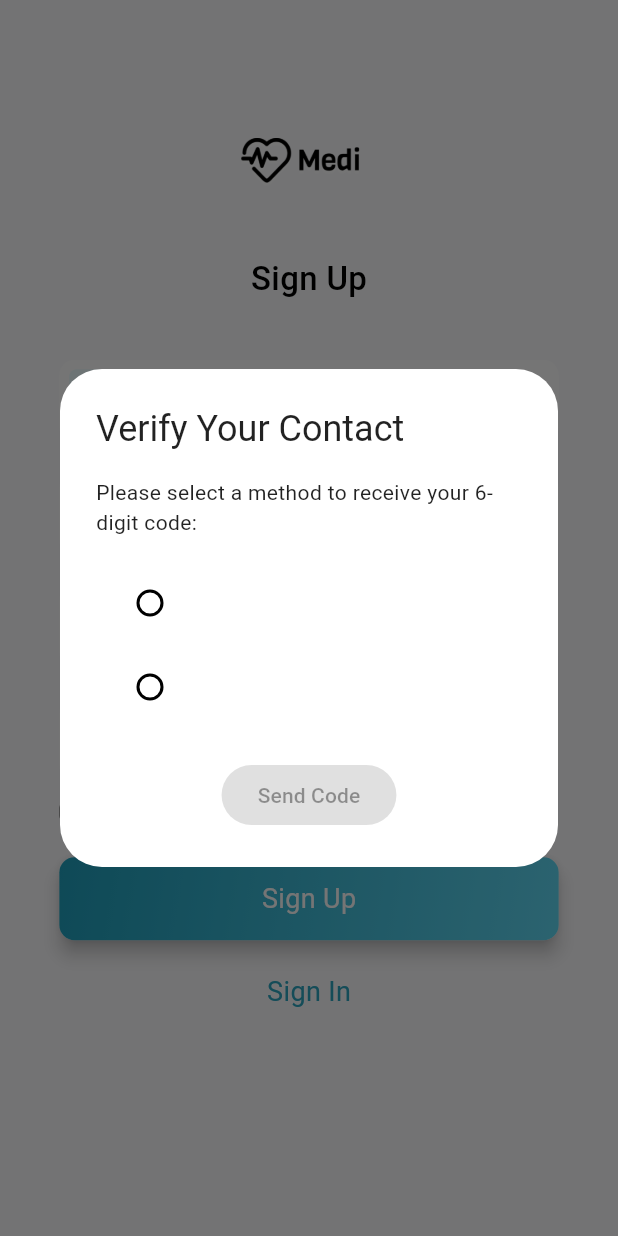
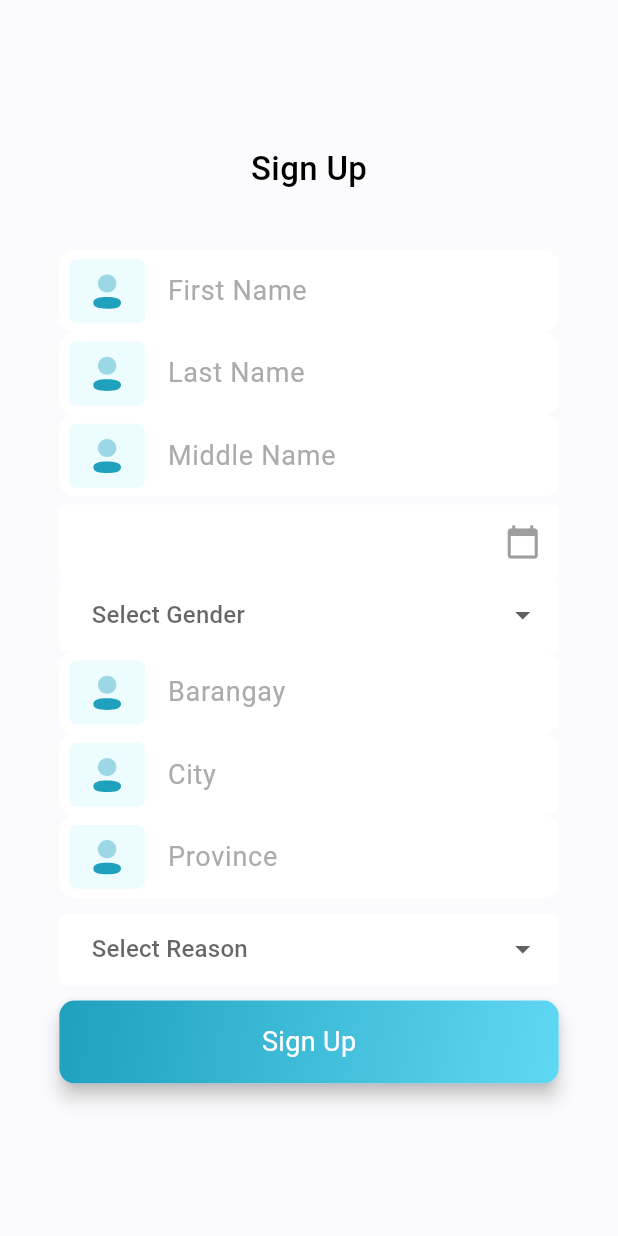
Before and after one commit to wipycmds/medix-main, a Flutter app: the SignUp screen opened directly, after a tap on "Sign Up", on a phone screen of 412 x 824 dp. Run offline on Flutter 3.47's test engine with Material 3 defaults, Android fonts, the phone set to English and light mode, and no system bars; our stand-ins replace animated_theme_switcher, calendar_date_picker2, flutter_screenutil, flutter_svg, get_it, percent_indicator and 4 more; missing offline and left inert: staggered_grid_view_flutter; accounts and stored records are empty; Roboto replaces fonts that are missing (TT Commons); project files that could hold a hidden picture were left out.

Commit message:
mobile no verification

```diff
--- a/lib/Data/Core/api_constants.dart
+++ b/lib/Data/Core/api_constants.dart
@@ -1,3 +1,5 @@
 class ApiConstants {
-  static const String baseUrl = 'https://envivotest.midheim.xyz/api/';
+  // static const String baseUrl = 'https://envivotest.midheim.xyz/api/';
+  static const String baseUrl = 'localhost/api/';
+
 }
--- a/lib/Presentation/Screens/Auth/Sign_up/sign_up.dart
+++ b/lib/Presentation/Screens/Auth/Sign_up/sign_up.dart
@@ -2,15 +2,15 @@
 import 'package:flutter/material.dart';
 import 'package:http/http.dart' as http;
 import 'package:medix/Data/Core/api_client.dart';
-import 'package:medix/Presentation/Screens/Auth/Otp/otp_verification.dart';
 import 'package:medix/Presentation/Screens/Auth/Otp/signup_otp_verification.dart';
-import 'package:medix/Presentation/Widgets/check_box.dart';
 import 'package:medix/Utils/utils.dart';
 import 'package:medix/Presentation/Widgets/widgets.dart';
 import 'package:flutter_screenutil/flutter_screenutil.dart';
+import 'package:calendar_date_picker2/calendar_date_picker2.dart';
 
 class SignUp extends StatefulWidget {
-  const SignUp({Key? key}) : super(key: key);
+  final String? mobile;
+  const SignUp({Key? key, this.mobile}) : super(key: key);
 
   @override
   State<SignUp> createState() => _SignUpState();
@@ -19,11 +19,20 @@ class SignUp extends StatefulWidget {
 class _SignUpState extends State<SignUp> {
   bool agreement = false;
 
-  final TextEditingController emailController = TextEditingController();
-  final TextEditingController passwordController = TextEditingController();
-  final TextEditingController confirmPasswordController = TextEditingController();
-  final TextEditingController mobileController = TextEditingController();
-  final TextEditingController fullnameController = TextEditingController();
+  final TextEditingController fnameController = TextEditingController();
+  final TextEditingController lnameController = TextEditingController();
+  final TextEditingController mnameController = TextEditingController();
+  final TextEditingController dobController = TextEditingController();
+  final TextEditingController barangayController = TextEditingController();
+  final TextEditingController cityController = TextEditingController();
+  final TextEditingController provinceController = TextEditingController();
+  final TextEditingController signupReasonController = TextEditingController();
+  final TextEditingController signupOtherReasonController = TextEditingController();
+
+
+  String? selectedGender;
+  String? selectedSignupReason;
+  DateTime? selectedDate;
 
   @override
   Widget build(BuildContext context) {
@@ -37,8 +46,8 @@ class _SignUpState extends State<SignUp> {
           child: Column(
             children: [
               SizedBox(width: size.width),
-              SizedBox(height: 71.h),
-              const AppLogo(),
+              SizedBox(height: 70.h),
+              // const AppLogo(),
               SizedBox(height: 24.86.h),
               Text(
                 'Sign Up',
@@ -49,99 +58,201 @@ class _SignUpState extends State<SignUp> {
               ),
               SizedBox(height: 36.h),
               MyTextField(
-                hint: 'Full Name',
+                hint: 'First Name',
                 obscureText: false,
-                controller: fullnameController,
+                controller: fnameController,
                 prefix: const AuthIconWrapper(
                   icon: 'assets/Icons/user.svg',
                 ),
               ),
-              SizedBox(height: 20.h),
+              // SizedBox(height: 10.h),
               MyTextField(
-                hint: 'Mobile Number',
+                hint: 'Last Name',
                 obscureText: false,
-                controller: mobileController,
-                prefix: AuthIconWrapper(
-                  icon: 'assets/Icons/call.svg',
+                controller: lnameController,
+                prefix: const AuthIconWrapper(
+                  icon: 'assets/Icons/user.svg',
                 ),
               ),
-              SizedBox(height: 20.h),
+              // SizedBox(height: 10.h),
+
               MyTextField(
-                hint: 'Email Address',
-                controller: emailController,
+                hint: 'Middle Name',
+                controller: mnameController,
                 obscureText: false,
-                prefix: AuthIconWrapper(
-                  icon: 'assets/Icons/email.svg',
-                  color: isLight
-                      ? const Color(0xffCAF6FF).withOpacity(.35)
-                      : const Color(0xffCAF6FF).withOpacity(.05),
+                 prefix: const AuthIconWrapper(
+                  icon: 'assets/Icons/user.svg',
                 ),
               ),
-              SizedBox(height: 20.h),
-              PasswordField(controller: passwordController),
-              SizedBox(height: 11.h),
-              Row(
-                children: [
-                  MyCheckBox(
-                    onChange: (bool value) {
+
+              SizedBox(height: 5.h),
+              TextFormField(
+  controller: dobController,
+  readOnly: true,
+  decoration: InputDecoration(
+    hintText: 'Select Date of Birth',
+    suffixIcon: Icon(Icons.calendar_today, color: Colors.grey),
+    contentPadding: EdgeInsets.symmetric(vertical: 12, horizontal: 16),
+    border: OutlineInputBorder(borderRadius: BorderRadius.circular(8)),
+  ),
+  onTap: () async {
+    FocusScope.of(context).unfocus(); // Dismiss keyboard
+    final DateTime? picked = await showDatePicker(
+      context: context,
+      initialDate: DateTime(2000),
+      firstDate: DateTime(1900),
+      lastDate: DateTime.now(),
+      initialDatePickerMode: DatePickerMode.year,
+    );
+    if (picked != null) {
       setState(() {
-                        agreement = value;
+        selectedDate = picked;
+        dobController.text = '${picked.year}-${picked.month.toString().padLeft(2, '0')}-${picked.day.toString().padLeft(2, '0')}';
+      });
+    }
+  },
+),
+
+
+              DropdownButtonFormField<String>(
+                value: selectedGender,
+                hint: Text('Select Gender'),
+                items: ['Male', 'Female', 'Other']
+                    .map((e) => DropdownMenuItem(value: e, child: Text(e)))
+                    .toList(),
+                onChanged: (value) {
+                  setState(() {
+                    selectedGender = value;
                   });
                 },
               ),
-                  SizedBox(width: 8.w),
-                  GestureDetector(
-                      onTap: () {},
-                      child: Text.rich(TextSpan(children: [
-                        TextSpan(
-                            text: 'I accept all the ',
-                            style: FontStyleUtilities.t4(
-                              fontColor: isLight
-                                  ? Colors.black
-                                  : Colors.white.withOpacity(0.7),
-                            )),
-                        TextSpan(
-                            text: 'Terms & Conditions',
-                            style: FontStyleUtilities.t4(
-                              fontWeight: FWT.medium,
-                              fontColor: isLight ? Colors.black : Colors.white,
-                            ))
-                      ]))),
-                ],
+               MyTextField(
+                hint: 'Barangay',
+                controller: barangayController,
+                obscureText: false,
+                 prefix: const AuthIconWrapper(
+                  icon: 'assets/Icons/user.svg',
                 ),
-              SizedBox(height: 20.h),
+              ),
+              MyTextField(
+                hint: 'City',
+                controller: cityController,
+                obscureText: false,
+                 prefix: const AuthIconWrapper(
+                  icon: 'assets/Icons/user.svg',
+                ),
+              ),
+              MyTextField(
+                hint: 'Province',
+                controller: provinceController,
+                obscureText: false,
+                 prefix: const AuthIconWrapper(
+                  icon: 'assets/Icons/user.svg',
+                ),
+              ),
+              SizedBox(height: 10.h),
+              DropdownButtonFormField<String>(
+                value: selectedSignupReason,
+                hint: Text('Select Reason'),
+                items: ['New Patient', 'Routine check-up', 'Other']
+                    .map((e) => DropdownMenuItem(value: e, child: Text(e)))
+                    .toList(),
+                onChanged: (value) {
+                  setState(() {
+                    selectedSignupReason = value;
+                  });
+                },
+              ),
+              if (selectedSignupReason == 'Other')
+                MyTextField(
+                  hint: 'Other Reason',
+                  controller: signupOtherReasonController,
+                  obscureText: false,
+                  maxLines: 3,
+                ),
+
+
+
+              // Row(
+              //   children: [
+              //     MyCheckBox(
+              //       onChange: (bool value) {
+              //         setState(() {
+              //           agreement = value;
+              //         });
+              //       },
+              //     ),
+              //     SizedBox(width: 8.w),
+              //     GestureDetector(
+              //         onTap: () {},
+              //         child: Text.rich(TextSpan(children: [
+              //           TextSpan(
+              //               text: 'I accept all the ',
+              //               style: FontStyleUtilities.t4(
+              //                 fontColor: isLight
+              //                     ? Colors.black
+              //                     : Colors.white.withOpacity(0.7),
+              //               )),
+              //           TextSpan(
+              //               text: 'Terms & Conditions',
+              //               style: FontStyleUtilities.t4(
+              //                 fontWeight: FWT.medium,
+              //                 fontColor: isLight ? Colors.black : Colors.white,
+              //               ))
+              //         ]))),
+              //   ],
+              // ),
+              SizedBox(height: 10.h),
               Button(
                   tittle: 'Sign Up',
                   onTap: () {
-                    showVerificationDialog(
-  context: context,
-  email: emailController.text.trim(),
-  mobile: mobileController.text.trim(),
-);
+                    String fname = fnameController.text;
+                    String lname = lnameController.text;
+                    String mname = mnameController.text;
+                    String brgy = barangayController.text;
+                    String city = cityController.text;
+                    String province = provinceController.text;
+                    String gender = selectedGender!;
+                    String mobile = widget.mobile!;
+                    String dob = dobController.text;
+                    String reason = selectedSignupReason!;
+                    // String otherReason = signupOtherReasonController.text;
 
-                    // NavigationUtil.to(context, const OtpVerification());
-                    // String email = emailController.text.trim();
-                    // String password = passwordController.text;
-                    // String mobile = mobileController.text;
-                    // String fullname = fullnameController.text;
+                    var data = {
+                      'fname': fname,
+                      'lname': lname,
+                      'mname': mname,
+                      'brgy': brgy,
+                      'city': city,
+                      'province': province,
+                      'gender': gender,
+                      'mobile_no': mobile,
+                      'dob': dob,
+                      'signup_reason': reason,
+                    };
 
-                    // var data = {
-                    //   'email': email,
-                    //   'password': password,
-                    //   'mobile': mobile,
-                    //   'fullname': fullname
-                    // };
+                  // print(data);
 
-                    // if (email.isEmpty ||
-                    //     password.isEmpty ||
-                    //     mobile.isEmpty ||
-                    //     fullname.isEmpty) {
+                    // if (
+                    //     fname.isEmpty ||
+                    //     lname.isEmpty ||
+                    //     mname.isEmpty ||
+                    //     brgy.isEmpty ||
+                    //     city.isEmpty ||
+                    //     province.isEmpty ||
+                    //     gender.isEmpty ||
+                    //     dob.isEmpty ||
+                    //     reason.isEmpty
+                    //     ) {
                     //   ScaffoldMessenger.of(context).showSnackBar(
-                    //     const SnackBar(
-                    //         content: Text('Fullname, mobile, email and password must not be empty')),
-                    //   );
-                    //   return;
-                    // }
+                    //       SnackBar(
+                    //           content: Text(
+                    //             'All fields must not be empty',
+                    //             textAlign: TextAlign.center,
+                    //           )),
+                    //     );
+                    //     return;
+                    //   }
 
                     // if (!agreement) {
                     //   ScaffoldMessenger.of(context).showSnackBar(
@@ -151,7 +262,15 @@ class _SignUpState extends State<SignUp> {
                     //   return;
                     // }
 
-                    // signupUser(data, context);
+                      // showVerificationDialog(
+                      //   context: context,
+                      //   email: emailController.text.trim(),
+                      //   mobile: mobileController.text.trim(),
+                      // );
+
+                    //  NavigationUtil.to(context, SignupOtpVerification(type: 'mobile', value: mobileController.text.trim(),));
+                      // sendVerificationCode(data, context);
+                    signupUser(data, context);
                   }),
               SizedBox(height: 20.h),
               //   const TextDivider(textDivider: 'Or'),
@@ -179,17 +298,17 @@ class _SignUpState extends State<SignUp> {
               //         fontColor: const Color(0xffABABAB)),
               //   ),
               //   SizedBox(width: 8.w),
-                GestureDetector(
-                  onTap: () {
-                    Navigator.pop(context);
-                  },
-                  child: Text(
-                    'Sign In',
-                    style: FontStyleUtilities.h6(
-                        fontWeight: FWT.regular,
-                        fontColor: ColorUtil.primaryColor),
-                  ),
-                ),
+              //   GestureDetector(
+              //     onTap: () {
+              //       Navigator.pop(context);
+              //     },
+              //     child: Text(
+              //       'Sign In',
+              //       style: FontStyleUtilities.h6(
+              //           fontWeight: FWT.regular,
+              //           fontColor: ColorUtil.primaryColor),
+              //     ),
+              //   ),
               // ])
             ],
           ),
@@ -197,15 +316,28 @@ class _SignUpState extends State<SignUp> {
       ),
     );
   }
-
 Future<void> signupUser(Map<String, String> data, BuildContext context) async {
   final apiClient = ApiClient(http.Client());
 
   try {
-      final response = await apiClient.post('auth/patient/signup', params: data);
-      print(response.statusCode);
+    final response = await apiClient.post('auth/patient/register', params: data);
+    print("Response status code: ${response.statusCode}");
+    print("Response body: ${response.body}");
 
+    // Check if response code is successful
+    if (response.statusCode == 200) {
+      // Handle successful response
+      ScaffoldMessenger.of(context).showSnackBar(
+        SnackBar(content: Text('Sign-up successful!')),
+      );
+      // Do something with the response (like navigate)
+    } else {
+      ScaffoldMessenger.of(context).showSnackBar(
+        SnackBar(content: Text('Error: ${response.body}')),
+      );
+    }
   } catch (e) {
+    print("Error occurred: $e");
     ScaffoldMessenger.of(context).showSnackBar(
       SnackBar(content: Text('An error occurred. Please try again later.')),
     );
@@ -214,125 +346,16 @@ class _SignUpState extends State<SignUp> {
   }
 }
 
-  void showVerificationDialog({
-  required BuildContext context,
-  required String email,
-  required String mobile,
-}) {
-  showDialog(
-    context: context,
-    builder: (context) {
-      String? selectedMethod;
-      bool isSending = false;
-      bool codeSent = false;
 
-      return StatefulBuilder(
-        builder: (context, setState) {
-          return AlertDialog(
-            title: const Text('Verify Your Contact'),
-            content: Column(
-              mainAxisSize: MainAxisSize.min,
-              children: [
-                const Align(
-                  alignment: Alignment.centerLeft,
-                  child: Text('Please select a method to receive your 6-digit code:'),
-                ),
-                const SizedBox(height: 16),
-
-                // Radio for Email
-                RadioListTile<String>(
-                  value: email,
-                  groupValue: selectedMethod,
-                  onChanged: (value) {
-                    setState(() {
-                      selectedMethod = value;
-                      codeSent = false;
-                    });
-                  },
-                  title: Text(email),
-                ),
-
-                // Radio for Mobile
-                RadioListTile<String>(
-                  value: mobile,
-                  groupValue: selectedMethod,
-                  onChanged: (value) {
-                    setState(() {
-                      selectedMethod = value;
-                      codeSent = false;
-                    });
-                  },
-                  title: Text(mobile),
-                ),
-
-                const SizedBox(height: 20),
-
-                ElevatedButton(
-                  onPressed: selectedMethod == null || isSending || codeSent
-                      ? null
-                      : () async {
-                          setState(() => isSending = true);
-
-                          // Simulate API call
-                          await Future.delayed(const Duration(seconds: 2));
-
-                          setState(() {
-                            isSending = false;
-                            codeSent = true;
-                          });
-
-                          // Navigator.pop(context);
-
-                          // Detect type based on selected value
-                          final selectedType =
-                              selectedMethod == email ? 'email' : 'mobile';
-
-                          var data = {
-                            'type': selectedType,
-                            'contact_value': selectedMethod!
-                          };
-
-
-                          sendVerificationCode(data, context);
-                          // Navigate to OTP screen
-                          // NavigationUtil.to(
-                          //   context,
-                          //   SignupOtpVerification(
-                          //     type: selectedType,
-                          //     value: selectedMethod!,
-                          //   ),
-                          // );
-                        },
-                  child: isSending
-                      ? const SizedBox(
-                          height: 20,
-                          width: 20,
-                          child: CircularProgressIndicator(strokeWidth: 2),
-                        )
-                      : Text(codeSent ? 'Sent' : 'Send Code'),
-                ),
-              ],
-            ),
-          );
-        },
-      );
-    },
-  );
-}
 
   Future<void> sendVerificationCode(Map<String, String> data, BuildContext context) async {
     final apiClient = ApiClient(http.Client());
 
     try {
-    final response = await apiClient.post('auth/patient/send-verification', params: data);
-
+      final response = await apiClient.post('auth/patient/send-verification-code', params: data);
 
       if (response.statusCode == 201) {
-
-
-
-      // // Navigate to BottomNav screen
-      // NavigationUtil.to(context, const SignupOtpVerification(type: selectedType,));
+        NavigationUtil.to(context, SignupOtpVerification(type: 'mobile', value: data['contact_value'].toString(),));
       } else {
         ScaffoldMessenger.of(context).showSnackBar(
           SnackBar(content: Text('Login failed. Please check your credentials.')),
@@ -345,15 +368,9 @@ class _SignUpState extends State<SignUp> {
     } finally {
       apiClient.client.close();
     }
-}
-
-
-
-
-
 
   }
-
+}
 
 class PasswordField extends StatefulWidget {
   final TextEditingController controller;
--- a/lib/Presentation/Screens/Pre_auth/on_boarding/on_boarding.dart
+++ b/lib/Presentation/Screens/Pre_auth/on_boarding/on_boarding.dart
@@ -1,4 +1,5 @@
 import 'package:flutter/material.dart';
+import 'package:medix/Presentation/Screens/Auth/Login/get_started.dart';
 import 'package:medix/Presentation/Screens/Auth/Login/login.dart';
 import 'package:medix/Utils/utils.dart';
 import 'package:medix/Presentation/Widgets/widgets.dart';
@@ -49,7 +50,8 @@ class OnBoarding extends StatelessWidget {
             Button(
               tittle: 'Next',
               onTap: () {
-                NavigationUtil.to(context, const Login());
+                // NavigationUtil.to(context, const Login());
+                NavigationUtil.to(context, const GetStarted());
               },
             ),
           ],
--- a/lib/Presentation/Screens/Profile/Drawer/drawer_page.dart
+++ b/lib/Presentation/Screens/Profile/Drawer/drawer_page.dart
@@ -1,5 +1,6 @@
 import 'package:flutter/cupertino.dart';
 import 'package:flutter/material.dart';
+import 'package:medix/Presentation/Screens/Auth/Login/get_started.dart';
 import 'package:medix/Presentation/Screens/Auth/Login/login.dart';
 import 'package:medix/Presentation/Screens/Clinic_flow/clinic_visit/clinic_vist.dart';
 import 'package:medix/Presentation/Screens/help%20center/helpcenter.dart';
@@ -156,7 +157,7 @@ class _DrawerPageState extends State<DrawerPage> {
                           selectDestination(5);
                           Navigator.of(context).pushAndRemoveUntil(
                               CupertinoPageRoute(
-                                  builder: (context) => const Login()),
+                                  builder: (context) => const GetStarted()),
                               (route) => false);
                         },
                         leading: Icons.logout,
--- a/lib/Presentation/Widgets/app_logo.dart
+++ b/lib/Presentation/Widgets/app_logo.dart
@@ -13,7 +13,7 @@ class AppLogo extends StatelessWidget {
       height: 71.14.h,
       width: 83.w,
       child: Image.asset(
-        isLight ? 'assets/Logo/textLogo2.png' : 'assets/Logo/textLogo.png',
+        isLight ? 'assets/Logo/luvmedLogos.png' : 'assets/Logo/luvmedLogos.png',
         // color:  null : ColorUtil.primaryColor,
       ),
     );
--- a/pubspec.yaml
+++ b/pubspec.yaml
@@ -24,6 +24,8 @@ dependencies:
   flutter_screenutil: ^5.9.3
   flutter_svg: ^2.1.0
   shared_preferences: ^2.5.3
+  flutter_datetime_picker: ^1.5.1
+  calendar_date_picker2: ^2.0.0
   # card_scanner: ^1.0.1-prerelease
 
 dev_dependencies:
@@ -37,12 +39,12 @@ dev_dependencies:
 flutter_icons:
   android: "launcher_icon"
   ios: true
-  image_path: assets/Logo/medixLogo.png
+  image_path: assets/Logo/luvmedLogos.png
   remove_alpha_ios: true
 
 flutter_native_splash:
   color: "#ffffff"
-  image: assets\Logo\medixLogo.png
+  image: assets\Logo\luvmedLogos.png
 
 
 flutter:
```
Also changed, not shown: lib/Presentation/Screens/Auth/Login/get_started.dart (added, +171 -0 lines), lib/Presentation/Screens/Auth/Login/login.dart (+14 -17 lines), lib/Presentation/Screens/Auth/Otp/signup_otp_verification.dart (+52 -5 lines), assets/Logo/luvmedLogos.png (added), assets/Logo/medLogo.png (added), pubspec.lock, 3 other files. Lines whose indentation alone changed are shown as unchanged.
